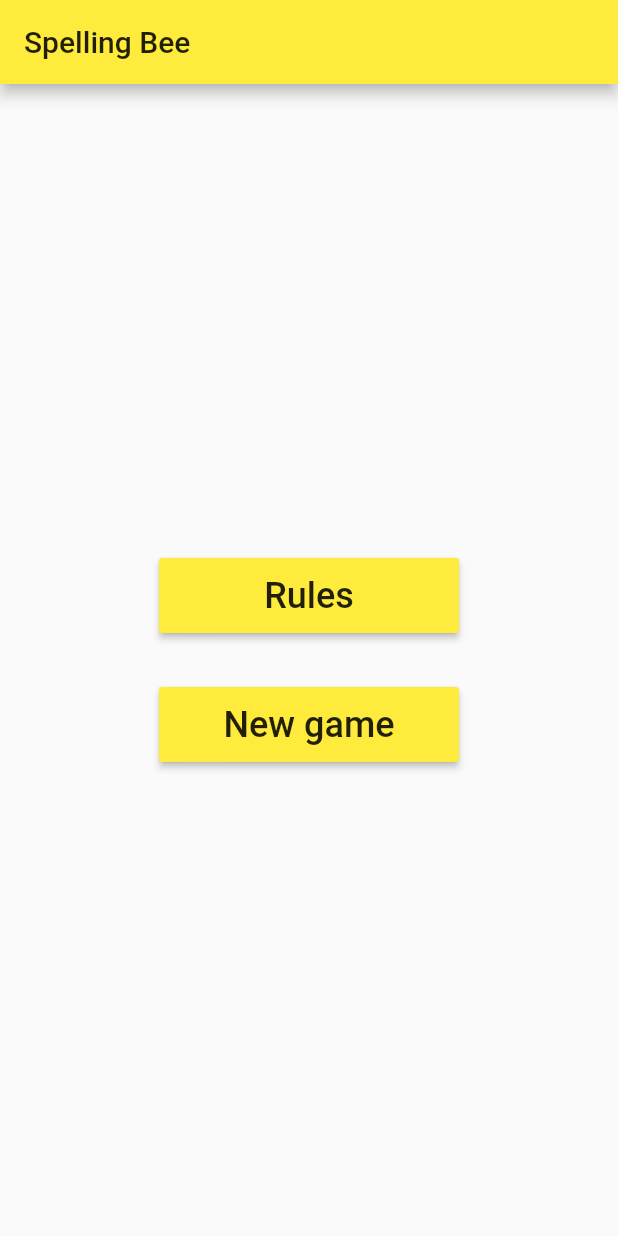
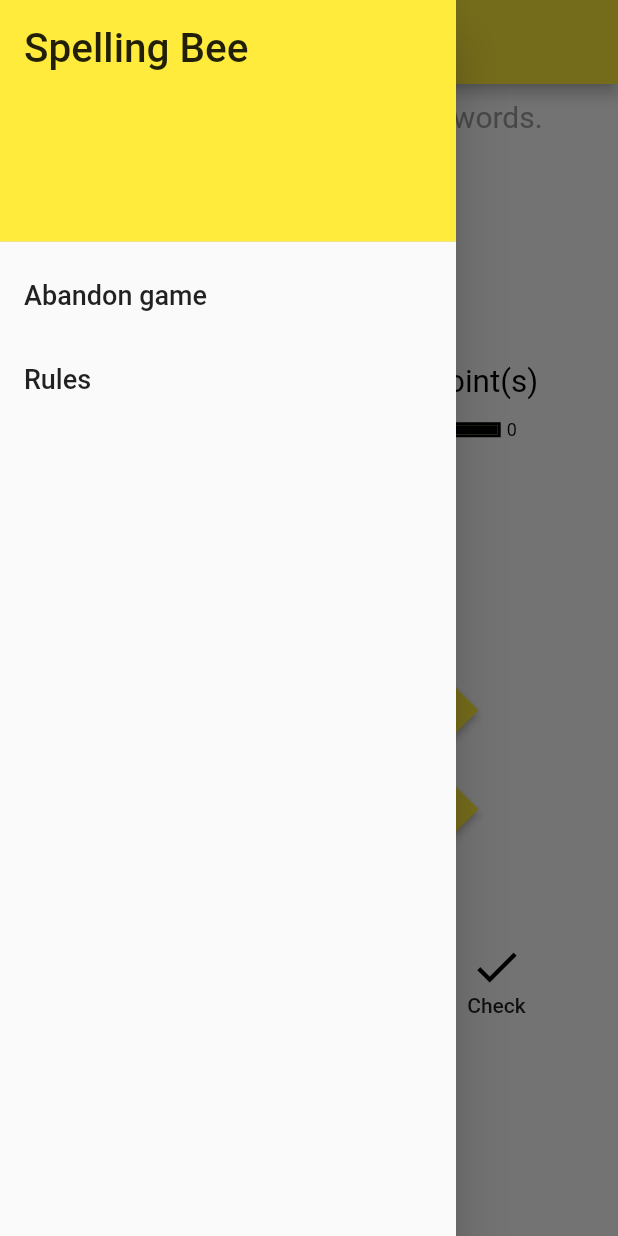
Before and after one commit to rajkar86/flutter_spelling_bee, a Flutter app: the screen it shows after launch, with the side drawer open (before the commit the screen has no drawer), on a phone screen of 412 x 824 dp. Run offline on Flutter 3.47's test engine with Material 2 defaults, Android fonts, the phone set to English and light mode, and no system bars; our stand-ins replace page_transition, rxdart, shared_preferences; missing offline and left inert: trotter.

Commit message:
Show missed words

```diff
--- a/lib/blocs/game_bloc.dart
+++ b/lib/blocs/game_bloc.dart
@@ -5,7 +5,7 @@ import 'package:rxdart/rxdart.dart';
 import 'package:spelling_bee/helpers/assets.dart';
 import 'package:spelling_bee/helpers/logic.dart';
 
-enum Event { DELETE, CHECK, SHUFFLE, CLEAR }
+enum Event { LOAD, DELETE, CHECK, SHUFFLE, CLEAR }
 
 class Message {
   final String message;
@@ -28,35 +28,43 @@ class _GameStore {
 }
 
 class _Game {
-  BehaviorSubject<String> game = BehaviorSubject<String>.seeded("");
+  BehaviorSubject<String> game = BehaviorSubject<String>();
 
-  BehaviorSubject<List<String>> answer =
-      BehaviorSubject<List<String>>.seeded([]);
+  // BehaviorSubject<List<String>> answer = BehaviorSubject<List<String>>();
 
-  BehaviorSubject<String> word = BehaviorSubject<String>.seeded("");
+  BehaviorSubject<String> word = BehaviorSubject<String>();
 
   BehaviorSubject<SplayTreeSet<String>> words =
-      BehaviorSubject<SplayTreeSet<String>>.seeded(SplayTreeSet<String>());
+      BehaviorSubject<SplayTreeSet<String>>();
+
+  BehaviorSubject<SplayTreeSet<String>> wordsRemaining =
+      BehaviorSubject<SplayTreeSet<String>>();
 
   BehaviorSubject<Message> message =
       BehaviorSubject<Message>.seeded(Message(""));
 
-  BehaviorSubject<int> points = BehaviorSubject<int>.seeded(0);
+  BehaviorSubject<int> points = BehaviorSubject<int>();
+
+  int maxWords=0, maxPoints=0;
 
   // Sink<Message> messageSink;
   //Logic.answer(wordMap, game)
 
-  void reset(String game, List<String> answer, [List<String> words = const []]) {
+  void reset(String game, List<String> answer,
+      [List<String> wordList = const []]) {
+
+    var words = SplayTreeSet<String>.from(wordList);
+    var wordsRemaining = SplayTreeSet<String>.from(answer).difference(words);
     this.game.add(game);
-    this.answer.add(answer);
+    this.wordsRemaining.add(wordsRemaining);
     this.word.add("");
-    this.words.add(SplayTreeSet<String>.from(words));
-    this.message.add(Message(""));
-    this.points.add(Logic.pointsForAns(words, game));
+    this.words.add(words);
+    // this.message.add(Message(""));
+    this.points.add(Logic.pointsForAns(wordList, game));
+    maxWords = answer.length;
+    maxPoints = Logic.pointsForAns(answer, game);
   }
 
-  int get maxWords => this.answer.value.length;
-  int get maxPoints => Logic.pointsForAns(this.answer.value, this.game.value);
   _setWord(String w) => {word.add(w)};
 
   bool addLetter(String l) {
@@ -87,6 +95,9 @@ class _Game {
       var l = words.value;
       l.add(word.value);
       words.add(l);
+      l = wordsRemaining.value;
+      l.remove(word.value);
+      wordsRemaining.add(l);
       points.sink.add(points.value + Logic.points(word.value, game.value));
     }
     _setTempMessage(Message(res ? Logic.sampleSuccessMessage() : status, !res));
@@ -108,7 +119,7 @@ class _Game {
     game.close();
     word.close();
     points.close();
-    answer.close();
+    wordsRemaining.close();
     words.close();
     message.close();
   }
@@ -120,17 +131,17 @@ class GameBloc {
 
   // STREAMS
   Stream<SplayTreeSet<String>> get foundWords => _gameState.words.stream;
+  Stream<SplayTreeSet<String>> get wordsRemaining => _gameState.wordsRemaining.stream;
   Stream<String> get word => _gameState.word.stream;
   Stream<String> get game => _gameState.game.stream;
   Stream<Message> get message => _gameState.message.stream;
-  Stream<List<String>> get answer => _gameState.answer.stream;
+  // Stream<List<String>> get answer => _gameState.answer.stream;
 
   Stream<int> get points => _gameState.points.stream;
   Stream<int> get wordCount => _gameState.words.map((x) => x.length);
 
   int get maxPoints => _gameState.maxPoints;
   int get maxWords => _gameState.maxWords;
-
 
   final _isGameSaved = BehaviorSubject<bool>.seeded(false);
   Stream<bool> get isGameSaved => _isGameSaved.stream;
@@ -163,7 +174,9 @@ class GameBloc {
 
   Future<void> _init() async {
     _savedGame = _GameStore.fromCache(await Assets.getGame());
-    _isGameSaved.add(_savedGame.val().length > 0);
+    var isGameSaved = _savedGame.val().length > 0;
+    _isGameSaved.add(isGameSaved);
+    _loadGameHandler(isGameSaved);
   }
 
   void _loadGameHandler(bool resume) {
@@ -176,6 +189,11 @@ class GameBloc {
 
   void _eventHandler(Event e) {
     switch (e) {
+      case Event.LOAD:
+        {
+          _loadGameHandler(false);
+        }
+        break;
       case Event.CHECK:
         {
           if (_gameState.check(wordMap)) _saveGame(true);
--- a/lib/helpers/ui.dart
+++ b/lib/helpers/ui.dart
@@ -1,12 +1,91 @@
 import 'package:flutter/material.dart';
 import 'package:page_transition/page_transition.dart';
+import 'package:spelling_bee/blocs/game_bloc.dart';
+import 'package:spelling_bee/helpers/provider.dart';
+import 'package:spelling_bee/pages/rules.dart';
+import 'package:spelling_bee/widgets/word_list.dart';
 
-// import 'package:spelling_bee/helpers/assets.dart';
+AlertDialog buildMissedWordsDialog(GameBloc gb, BuildContext context) {
+  return AlertDialog(
+      title: Text("Missed Words"),
+      content: StreamBuilder(
+          stream: Provider.of(context).game.wordsRemaining,
+          builder: (context, snapshot) {
+            return snapshot.hasData
+                ? WordList(words: snapshot.data)
+                : Center(
+                    child: CircularProgressIndicator(),
+                  );
+          }),
+      actions: <Widget>[
+        RaisedButton(
+          color: Colors.yellow,
+          child: Text(
+            'Proceed to new game',
+            style: TextStyle(color: Colors.black),
+          ),
+          onPressed: () {
+            gb.eventSink.add(Event.LOAD);
+            Navigator.pop(context);
+          },
+        ),
+      ]);
+}
 
-// import 'package:spelling_bee/pages/game.dart';
+class SBDrawer extends StatelessWidget {
+  const SBDrawer({
+    Key key,
+  }) : super(key: key);
 
-Widget scaffold(Widget w) {
+  @override
+  Widget build(BuildContext context) {
+    var gb = Provider.of(context).game;
+    return Drawer(
+      child: ListView(
+        children: <Widget>[
+          DrawerHeader(
+            child: Text(
+              "Spelling Bee",
+              style: TextStyle(fontSize: 27),
+            ),
+            decoration: BoxDecoration(
+              color: Colors.yellow,
+            ),
+          ),
+          ListTile(
+            title: Text(
+              "Abandon game",
+              style: TextStyle(fontSize: 18),
+            ),
+            onTap: () {
+              Navigator.pop(context);
+              showDialog(
+                  context: context,
+                  builder: (context) => buildMissedWordsDialog(gb, context));
+            },
+          ),
+          ListTile(
+            title: Text(
+              "Rules",
+              style: TextStyle(fontSize: 18),
+            ),
+            onTap: () {
+              Navigator.pop(context);
+              Navigator.push(context, buildPageTransition(scaffold(Rules(), context, false)));
+              // showDialog(
+              //     context: context,
+              //     builder: (context) => Rules());
+            },
+          )
+        ],
+      ),
+    );
+  }
+}
+
+Widget scaffold(Widget w, BuildContext context, drawer) {
   return Scaffold(
+    drawer: drawer ? SBDrawer() : null,
     appBar: AppBar(
       title: Text("Spelling Bee"),
     ),
--- a/lib/main.dart
+++ b/lib/main.dart
@@ -3,16 +3,15 @@ import 'package:flutter/services.dart';
 import 'package:spelling_bee/blocs/game_bloc.dart';
 import 'package:spelling_bee/helpers/assets.dart';
 import 'package:spelling_bee/helpers/ui.dart';
-import 'package:spelling_bee/pages/main_menu.dart';
+import 'package:spelling_bee/pages/game.dart';
+// import 'package:spelling_bee/pages/main_menu.dart';
 // import 'package:spelling_bee/pages/game.dart';
 import 'package:spelling_bee/helpers/provider.dart';
 
 // import 'package:flutter/rendering.dart';
 
-
 void main() async {
   Map wordMap = await Assets.loadMap('assets/words.json');
-  // Map statsMap = await Assets.loadMap('assets/stats.json');
   // debugPaintSizeEnabled = true;
   SystemChrome.setPreferredOrientations([DeviceOrientation.portraitUp])
       .then((_) {
@@ -28,16 +27,24 @@ class MyApp extends StatelessWidget {
   @override
   Widget build(BuildContext context) {
     var title = 'Spelling Bee';
+    var gameBloc = GameBloc(this.wordMap);
     return Provider(
-      game: GameBloc(this.wordMap),
-      // statsMap: this.statsMap,
+      game: gameBloc,
       child: MaterialApp(
         title: title,
         theme: ThemeData(
           primarySwatch: Colors.yellow,
           brightness: Brightness.light,
         ),
-        home: Builder(builder: (context) => scaffold(MainMenu())),
+        home: Builder(builder: (context) {
+          return StreamBuilder<Object>(
+              stream: gameBloc.game,
+              builder: (context, snapshot) {
+                return snapshot.hasData
+                    ? scaffold(Game(), context, true)
+                    : Center(child: CircularProgressIndicator());
+              });
+        }),
       ),
     );
   }
--- a/lib/pages/main_menu.dart
+++ b/lib/pages/main_menu.dart
@@ -30,7 +30,7 @@ class MainMenu extends StatelessWidget {
       if (resume != null) {
         Provider.of(context).game.loadGameSink.add(resume);
       }
-      Navigator.push(context, buildPageTransition(scaffold(w)));
+      Navigator.push(context, buildPageTransition(scaffold(w, context, false)));
     }
 
     void rules() => push(Rules());
```
Also changed, not shown: lib/pages/found_words.dart (+5 -19 lines), lib/widgets/word_list.dart (added, +31 -0 lines).
